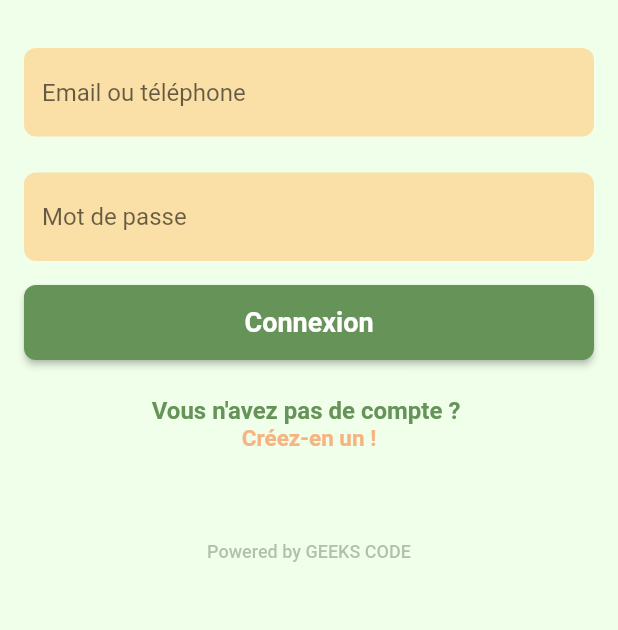
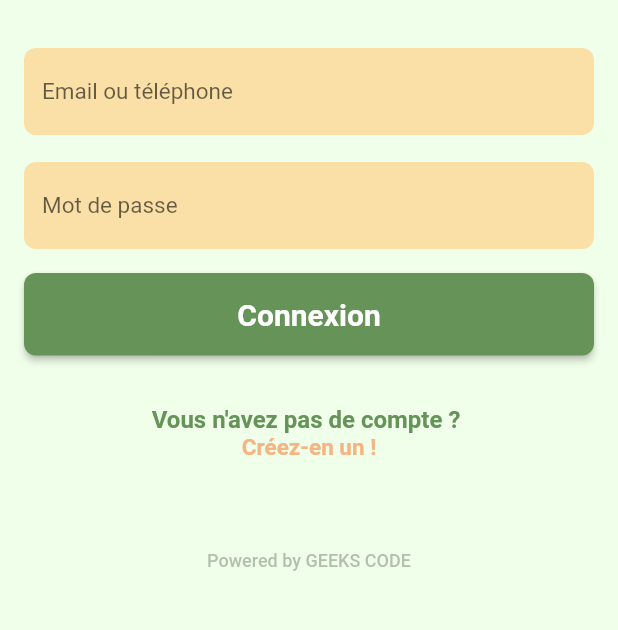
Before and after one commit to agnilondapakou/swipe_app, a Flutter app: the screen it shows after launch, on a phone screen of 412 x 824 dp, the part 474-1104 px from its top. Run offline on Flutter 3.47's test engine with Material 2 defaults, Android fonts, the phone set to English and light mode, and no system bars; our stand-ins replace flutter_spinkit, hexcolor; Roboto replaces fonts that are missing (Poppins).

Commit message:
pull develop

```diff
--- a/lib/screens/entreprise/profile_page.dart
+++ b/lib/screens/entreprise/profile_page.dart
@@ -14,6 +14,7 @@ class ProfilePage extends StatelessWidget {
   Widget build(BuildContext context) {
     return Scaffold(
       appBar: const TopBarWidget(
+        automaticallyImplyLeading: true,
         title: 'Profile',
         notification_icon: Icon(Icons.notifications_outlined),
         profile_icon: Icon(Icons.person_outline_rounded),
--- a/lib/screens/login/login_page.dart
+++ b/lib/screens/login/login_page.dart
@@ -61,8 +61,12 @@ class _LoginPageState extends State<LoginPage> {
                       }
                       return null;
                     },
+                    style: TextStyle(
+                        color: GlobalColors.textColor,
+                        fontSize: 15// set the text color
+                    ),
                   ),
-                  const SizedBox(height: 24),
+                  const SizedBox(height: 18),
                   TextFormField(
                     controller: _passwordController,
                     obscureText: true,
@@ -81,6 +85,10 @@ class _LoginPageState extends State<LoginPage> {
                       }
                       return null;
                     },
+                    style: TextStyle(
+                      color: GlobalColors.textColor,
+                      fontSize: 15// set the text color
+                    ),
                   ),
                   const SizedBox(height: 16),
                   ElevatedButton(
@@ -102,7 +110,7 @@ class _LoginPageState extends State<LoginPage> {
                         await Future.delayed(const Duration(seconds: 2));
 
                         // Navigate to home page
-                        Navigator.pushReplacementNamed(context, '/profile');
+                        Navigator.pushReplacementNamed(context, '/home');
                       }
                     },
                     style: ElevatedButton.styleFrom(
@@ -110,17 +118,17 @@ class _LoginPageState extends State<LoginPage> {
                       shape: RoundedRectangleBorder(
                         borderRadius: BorderRadius.circular(8),
                       ),
-                      minimumSize: const Size(double.infinity, 50),
+                      minimumSize: const Size(double.infinity, 55),
                     ),
                     child: const Text(
                       'Connexion',
                       style: TextStyle(
                         fontWeight: FontWeight.bold,
-                        fontSize: 18,
+                        fontSize: 20,
                       ),
                     ),
                   ),
-                  const SizedBox(height: 16),
+                  const SizedBox(height: 25 ),
                   TextButton(
                     onPressed: () {
 // TODO: Implement account creation logic
--- a/lib/widgets/nav_bar_widget.dart
+++ b/lib/widgets/nav_bar_widget.dart
@@ -1,4 +1,5 @@
 import 'package:flutter/material.dart';
+import 'package:swipe_app/utils/constants.dart';
 
 class NavBarWidget extends StatefulWidget {
   const NavBarWidget({super.key});
@@ -17,8 +18,8 @@ class _NavBarWidgetState extends State<NavBarWidget> {
   @override
   Widget build(BuildContext context) {
     return BottomNavigationBar(
-      backgroundColor: const Color(0xFF669358),
-      unselectedItemColor: Color.fromARGB(255, 174, 200, 166),
+      backgroundColor: GlobalColors.primaryColor,
+      unselectedItemColor: const Color.fromARGB(255, 174, 200, 166),
       selectedItemColor: Colors.white,
       items: const [
         BottomNavigationBarItem(
--- a/lib/widgets/profile_image_widget.dart
+++ b/lib/widgets/profile_image_widget.dart
@@ -1,4 +1,6 @@
 import 'package:flutter/material.dart';
+
+import '../utils/constants.dart';
 
 class ProfileImageWidget extends StatelessWidget
     implements PreferredSizeWidget {
@@ -14,7 +16,7 @@ class ProfileImageWidget extends StatelessWidget
   Widget build(BuildContext context) {
     return CircleAvatar(
       radius: 75.0,
-      backgroundColor: const Color(0xFF669358),
+      backgroundColor: GlobalColors.primaryColor,
       child: CircleAvatar(
         radius: 70.0,
         backgroundImage: profile_image.image,
```
Also changed, not shown: lib/screens/home/home_page.dart (+88 -8 lines), lib/widgets/top_bar_widget.dart (+6 -2 lines).
